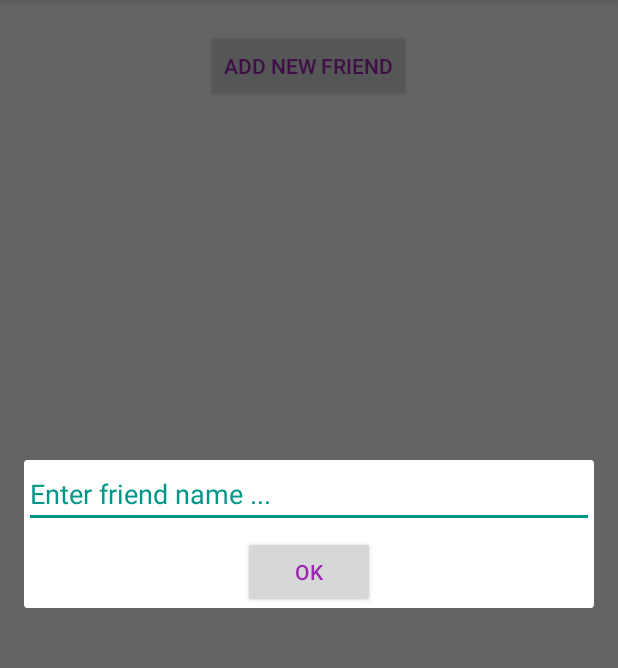
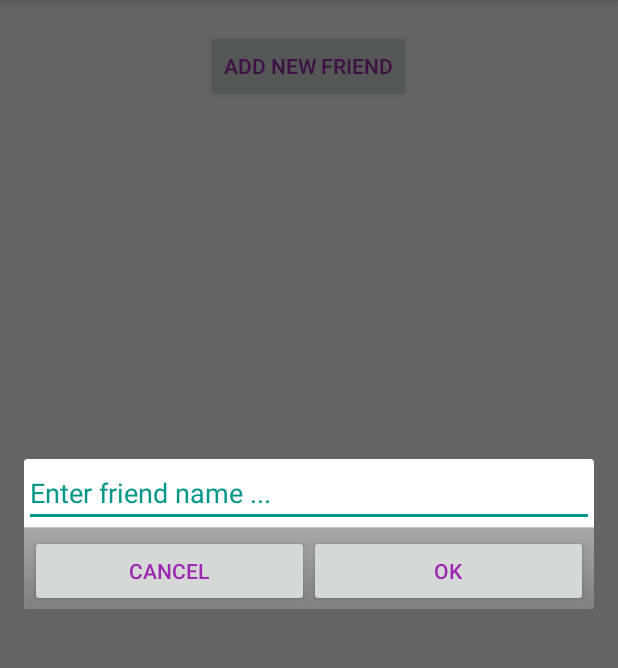
Before and after one commit to simonsays298/Trivia, an Android app: the FriendsListViewActivity screen opened directly, with no data from a screen before it, after a tap on "ADD NEW FRIEND", on a phone screen of 412 x 824 dp, the part 84-752 px from its top. Run offline under Robolectric (Android 15) with nearby library versions, the phone set to English and light mode, and no system bars.

Commit message:
Add Cancel button inside "Add New Friend" Dialog box.

```diff
--- a/app/src/main/java/com/example/login/FriendsListViewActivity.java
+++ b/app/src/main/java/com/example/login/FriendsListViewActivity.java
@@ -3,11 +3,9 @@ package com.example.login;
 import android.app.Dialog;
 import android.content.Context;
 import android.content.DialogInterface;
-import android.content.Intent;
 import android.os.Bundle;
 import android.util.Log;
 import android.view.View;
-import android.view.ViewGroup;
 import android.widget.Button;
 import android.widget.EditText;
 import android.widget.ListView;
@@ -19,8 +17,6 @@ import org.json.JSONException;
 import org.json.JSONObject;
 
 import java.io.IOException;
-import java.util.ArrayList;
-import java.util.List;
 
 import okhttp3.ResponseBody;
 import retrofit2.Call;
@@ -68,88 +64,6 @@ public class FriendsListViewActivity extends AppCompatActivity {
                 R.layout.activity_listview_row_layout);
         listView.setAdapter(friendsArrayAdapter);
 
-        refreshFriendList();
-
-        addNewFriendButton = findViewById(R.id.addNewFriendButton);
-        addNewFriendButton.setOnClickListener(new View.OnClickListener() {
-            @Override
-            public void onClick(View v) {
-                // custom dialog
-                final Dialog dialog = new Dialog(context);
-                dialog.setContentView(R.layout.dialog_add_new_friend);
-
-                // set the custom dialog components - text and button
-                friendNameText = (EditText) dialog.findViewById(R.id.friendToBeAdded);
-
-                Button dialogOKButton = (Button) dialog.findViewById(R.id.dialogButtonOK);
-
-                // if OK button is clicked, type friend name and close the dialog
-                dialogOKButton.setOnClickListener(new View.OnClickListener() {
-                    @Override
-                    public void onClick(View v) {
-                        friendName = friendNameText.getText().toString();
-                        // check if friend name is not empty
-                        if (friendName.length() == 0) {
-                            Toast.makeText(getApplicationContext(), R.string.friend_name_empty,
-                                    Toast.LENGTH_LONG).show();
-                        } else {
-                            String result = "{\"username\":\"" + userName + "\",\"friend\":\"" + friendName + "\"}";
-
-                            Call<ResponseBody> mService = service.add_friend(result);
-                            mService.enqueue(new Callback<ResponseBody>() {
-                                @Override
-                                public void onResponse(Call<ResponseBody> call, Response<ResponseBody> response) {
-                                    assert response.body() != null;
-                                    try {
-                                        String atext = response.body().string();
-                                        Log.v("Friend not user", Boolean.toString(atext.contains("is not a user")));
-
-                                        // check if name is a user from DB
-                                        if (atext.contains("is not a user")) {
-                                            Toast.makeText(getApplicationContext(),
-                                                    R.string.not_trivia_user, Toast.LENGTH_LONG).show();
-                                        } else if (atext.contains("Friend added")) {
-                                            Toast.makeText(getApplicationContext(),
-                                                    R.string.friend_succ_added, Toast.LENGTH_LONG).show();
-                                            //friendsArrayAdapter.notifyDataSetChanged();
-                                            dialog.dismiss();
-//                                            Intent intent = new Intent(getApplicationContext(), Dashboard.class);
-//                                            startActivity(intent);
-                                        }
-
-                                    } catch (IOException e) {
-                                        e.printStackTrace();
-                                    }
-                                }
-
-                                @Override
-                                public void onFailure(Call<ResponseBody> call, Throwable t) {
-                                    Log.v("Fail friend name", t.getMessage());
-                                }
-                            });
-
-                        }
-                    }
-                });
-                dialog.setOnDismissListener(new DialogInterface.OnDismissListener() {
-
-                    @Override
-                    public void onDismiss(DialogInterface dialog) {
-                        //refreshFriendList();
-                        FriendsListViewActivity.this.recreate();
-                        friendsArrayAdapter.notifyDataSetChanged();
-
-                    }
-                });
-
-                dialog.show();
-            }
-        });
-
-
-    }
-
-    private void refreshFriendList() {
         Call<ResponseBody> mService1 = service.get_friends(userName);
 
         mService1.enqueue(new Callback<ResponseBody>() {
@@ -197,10 +111,84 @@ public class FriendsListViewActivity extends AppCompatActivity {
 
             }
         });
+
+        addNewFriendButton = findViewById(R.id.addNewFriendButton);
+        addNewFriendButton.setOnClickListener(new View.OnClickListener() {
+            @Override
+            public void onClick(View v) {
+                // custom dialog
+                final Dialog dialog = new Dialog(context);
+                dialog.setContentView(R.layout.dialog_add_new_friend);
+
+                // set the custom dialog components - text and button
+                friendNameText = (EditText) dialog.findViewById(R.id.friendToBeAdded);
+
+                Button dialogOKButton = (Button) dialog.findViewById(R.id.dialogButtonOK);
+                Button dialogCancelButton = (Button) dialog.findViewById(R.id.dialogButtonCancel);
+
+                dialogCancelButton.setOnClickListener(new View.OnClickListener() {
+                    @Override
+                    public void onClick(View v) {
+                        dialog.dismiss();
+                    }
+                });
+
+                // if OK button is clicked, type friend name and close the dialog
+                dialogOKButton.setOnClickListener(new View.OnClickListener() {
+                    @Override
+                    public void onClick(View v) {
+                        friendName = friendNameText.getText().toString();
+                        // check if friend name is not empty
+                        if (friendName.length() == 0) {
+                            Toast.makeText(getApplicationContext(), R.string.friend_name_empty,
+                                    Toast.LENGTH_LONG).show();
+                        } else {
+                            String result = "{\"username\":\"" + userName + "\",\"friend\":\"" + friendName + "\"}";
+
+                            Call<ResponseBody> mService = service.add_friend(result);
+                            mService.enqueue(new Callback<ResponseBody>() {
+                                @Override
+                                public void onResponse(Call<ResponseBody> call, Response<ResponseBody> response) {
+                                    assert response.body() != null;
+                                    try {
+                                        String atext = response.body().string();
+                                        Log.v("Friend not user", Boolean.toString(atext.contains("is not a user")));
+
+                                        // check if name is a user from DB
+                                        if (atext.contains("is not a user")) {
+                                            Toast.makeText(getApplicationContext(),
+                                                    R.string.not_trivia_user, Toast.LENGTH_LONG).show();
+                                        } else if (atext.contains("Friend added")) {
+                                            Toast.makeText(getApplicationContext(),
+                                                    R.string.friend_succ_added, Toast.LENGTH_LONG).show();
+                                            //friendsArrayAdapter.notifyDataSetChanged();
+                                            FriendsListViewActivity.this.recreate();
+                                            friendsArrayAdapter.notifyDataSetChanged();
+                                            dialog.dismiss();
+//                                            Intent intent = new Intent(getApplicationContext(), Dashboard.class);
+//                                            startActivity(intent);
+                                        }
+
+                                    } catch (IOException e) {
+                                        e.printStackTrace();
+                                    }
+                                }
+
+                                @Override
+                                public void onFailure(Call<ResponseBody> call, Throwable t) {
+                                    Log.v("Fail friend name", t.getMessage());
+                                }
+                            });
+
+                        }
+                    }
+                });
+
+                dialog.show();
+            }
+        });
+
+
     }
-//    @Override
-//    public void onWindowFocusChanged(boolean hasFocus) {
-//        super.onWindowFocusChanged(hasFocus);
-//        refreshData();
-//    }
+
 }
--- a/app/src/main/res/layout/dialog_add_new_friend.xml
+++ b/app/src/main/res/layout/dialog_add_new_friend.xml
@@ -12,16 +12,32 @@
         android:hint="Enter friend name ..."
         android:textColorHint="@color/Green"
         android:textColor="@color/Green" />
+    <LinearLayout
+        android:orientation="horizontal"
+        android:background="@android:drawable/bottom_bar"
+        android:paddingLeft="4.0dip"
+        android:paddingTop="5.0dip"
+        android:paddingRight="4.0dip"
+        android:paddingBottom="1.0dip"
+        android:layout_width="fill_parent"
+        android:layout_height="wrap_content"
+        android:layout_below="@+id/friendToBeAdded">
 
-    <Button
-        android:id="@+id/dialogButtonOK"
-        android:layout_width="wrap_content"
-        android:layout_height="wrap_content"
-        android:text="@string/ok"
-        android:textColor="@color/colorPrimary"
-        android:layout_marginTop="5dp"
-        android:layout_marginRight="5dp"
-        android:layout_centerHorizontal="true"
-        android:layout_below="@+id/friendToBeAdded"
-        />
+        <Button
+            android:id="@+id/dialogButtonCancel"
+            android:layout_width="0.0dip"
+            android:layout_height="fill_parent"
+            android:text="@string/cancel"
+            android:textColor="@color/colorPrimary"
+            android:layout_weight="1.0" />
+
+        <Button
+            android:id="@+id/dialogButtonOK"
+            android:layout_width="0.0dip"
+            android:layout_height="fill_parent"
+            android:text="@string/ok"
+            android:textColor="@color/colorPrimary"
+            android:layout_weight="1.0" />
+
+    </LinearLayout>
 </RelativeLayout>
--- a/app/src/main/res/values/strings.xml
+++ b/app/src/main/res/values/strings.xml
@@ -61,4 +61,5 @@
     <string name="user_pass_empty">User / Password empty</string>
     <string name="user_already_exists">The user already exists</string>
     <string name="succ_created_account">You have successfully created you account</string>
+    <string name="cancel">Cancel</string>
 </resources>
```
